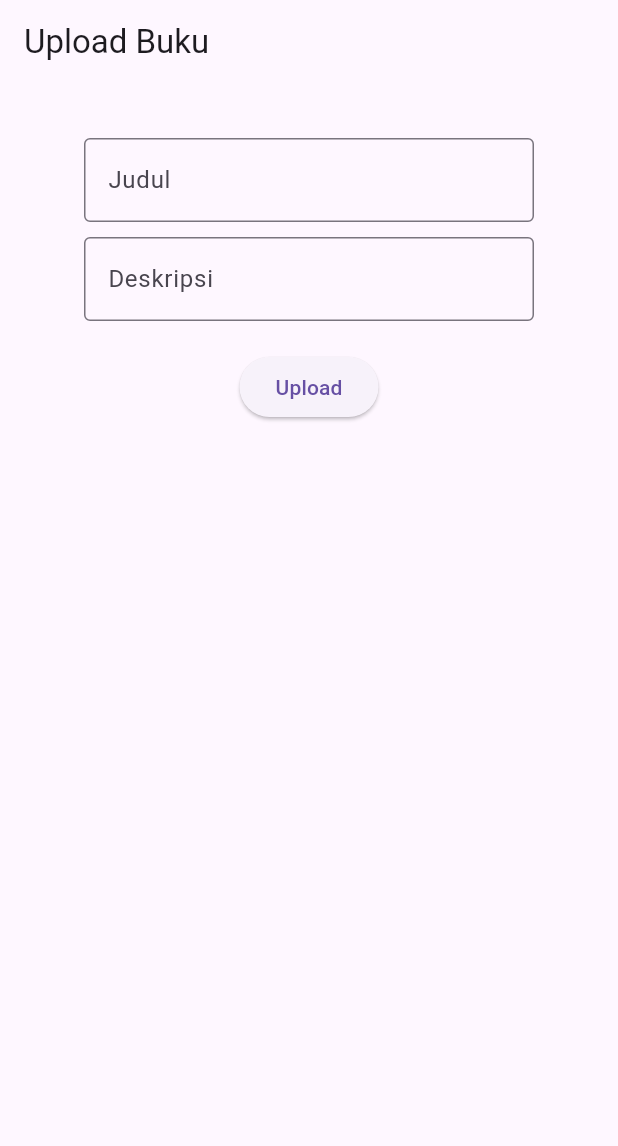
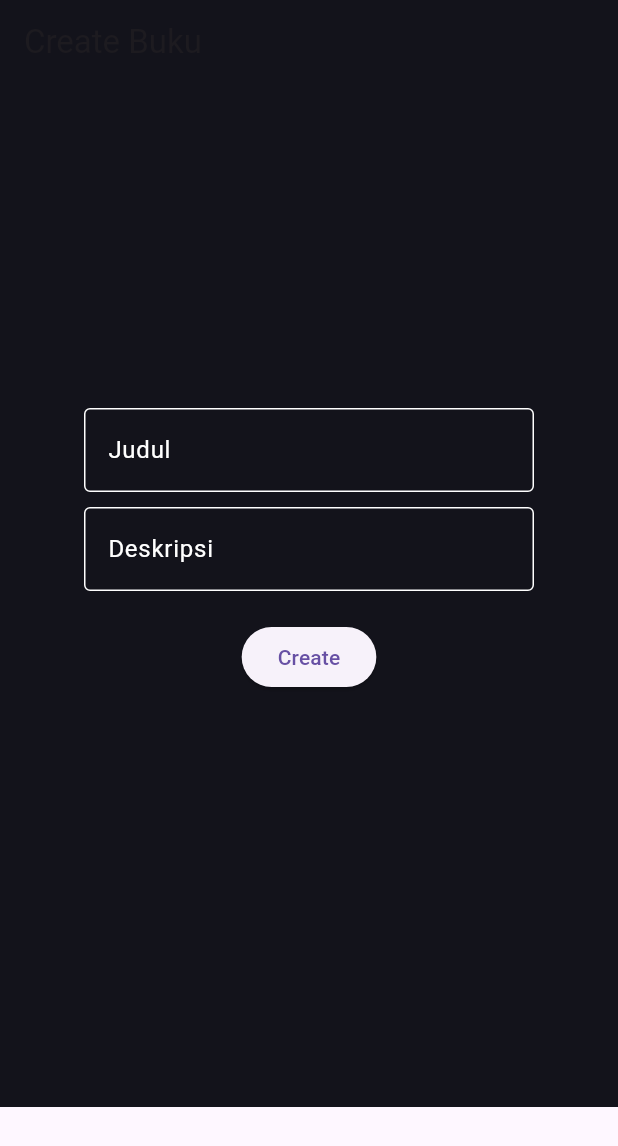
Before and after one commit to TheMelonnn/Modul5_Progressing, a Flutter app: the Mybook screen opened directly, on a phone screen of 412 x 824 dp. Shown: the top 1146 px of the screen. Run offline on Flutter 3.47's test engine with Material 3 defaults, Android fonts, the phone set to English and light mode, and no system bars; our stand-ins replace appwrite, firebase_auth, firebase_core, firebase_messaging, flutter_local_notifications, get and 3 more; accounts and stored records are empty; network calls fail.

Commit message:
DONEE BANGGGHGG

```diff
--- a/lib/presentation/pages/mybook/Mybook.dart
+++ b/lib/presentation/pages/mybook/Mybook.dart
@@ -1,4 +1,4 @@
-import 'dart:io';
+// ignore_for_file: use_build_context_synchronously
 
 import 'package:flutter/material.dart';
 import 'package:get/get.dart';
@@ -19,92 +19,63 @@ class Mybook extends GetView<DashboardController> {
   Widget build(BuildContext context) {
     return Scaffold(
       appBar: AppBar(
-        title: Text('Upload Buku'),
+        title: const Text('Create Buku'),
+        backgroundColor: const Color(0xff13131b),
       ),
       body: SingleChildScrollView(
         child: Container(
-          padding: EdgeInsets.all(16),
+          color: const Color(0xff13131b),
+          padding: const EdgeInsets.all(16),
           child: Column(
             mainAxisAlignment: MainAxisAlignment.center,
             crossAxisAlignment: CrossAxisAlignment.center,
             children: [
-              // Container(
-              //   width: 200,
-              //   height: 200,
-              //   decoration: BoxDecoration(
-              //     border: Border.all(width: 1, color: Colors.grey),
-              //     borderRadius: BorderRadius.circular(10),
-              //   ),
-              //   child: Obx(
-              //     () => controller.tempimagePath.value == ''
-              //         ? Center(
-              //             child: Text(
-              //               'Pilih gambar dari kamera/galeri',
-              //               style: TextStyle(
-              //                 fontSize: 20,
-              //                 color: Colors.grey,
-              //               ),
-              //             ),
-              //           )
-              //         : Image.file(File(controller.tempimagePath.value),
-              //             fit: BoxFit.cover),
-              //   ),
-              // ),
-              // SizedBox(height: 20),
-              // Row(
-              //   mainAxisAlignment: MainAxisAlignment.center,
-              //   children: [
-              //     ElevatedButton(
-              //       onPressed: () {
-              //         controller.getImageCamera2();
-              //       },
-              //       child: Text('Kamera'),
-              //     ),
-              //     SizedBox(width: 20),
-              //     ElevatedButton(
-              //       onPressed: () {
-              //         controller.getImageGallery2();
-              //       },
-              //       child: Text('Galeri'),
-              //     ),
-              //   ],
-              // ),
-              SizedBox(height: 20),
+              const SizedBox(height: 200),
               Container(
                 width: 300,
                 child: TextField(
                   controller: _judul,
-                  decoration: InputDecoration(
+                  decoration: const InputDecoration(
                     labelText: 'Judul',
-                    border: OutlineInputBorder(),
+                    labelStyle: TextStyle(color: Colors.white),
+                    border: OutlineInputBorder(
+                      borderSide: BorderSide(color: Colors.white),
+                    ),
+                    enabledBorder: OutlineInputBorder(
+                      borderSide: BorderSide(color: Colors.white),
+                    ),
                   ),
+                  style: const TextStyle(color: Colors.white),
                 ),
               ),
-              SizedBox(height: 10),
+              const SizedBox(height: 10),
               Container(
                 width: 300,
                 child: TextField(
                   controller: _deskripsi,
-                  decoration: InputDecoration(
+                  decoration: const InputDecoration(
                     labelText: 'Deskripsi',
-                    border: OutlineInputBorder(),
+                    labelStyle: TextStyle(color: Colors.white),
+                    border: OutlineInputBorder(
+                      borderSide: BorderSide(color: Colors.white),
+                    ),
+                    enabledBorder: OutlineInputBorder(
+                      borderSide: BorderSide(color: Colors.white),
+                    ),
                   ),
+                  style: const TextStyle(color: Colors.white),
                 ),
               ),
-              SizedBox(height: 20),
+              const SizedBox(height: 20),
               ElevatedButton(
                 onPressed: () async {
                   final title = _judul.text;
                   final description = _deskripsi.text;
 
                   if (title.isNotEmpty && description.isNotEmpty) {
-                    // controller.addBookWithInfo(
-                    //     title, description, controller.tempimagePath.value);
-
-                    // // Reset input fields
-                    // titleController.clear();
-                    // descriptionController.clear();
-                    // controller.tempimagePath.value = '';
+                    // Reset input fields
+                    titleController.clear();
+                    descriptionController.clear();
 
                     await _databasecontroller.createDocument({
                       'Judul_Buku': title,
@@ -113,23 +84,22 @@ class Mybook extends GetView<DashboardController> {
 
                     // Inform user that the book was uploaded
                     ScaffoldMessenger.of(context).showSnackBar(
-                      SnackBar(
+                      const SnackBar(
                           content:
                               Text('Buku berhasil diupload ke dalam daftar')),
                     );
                   } else {
                     ScaffoldMessenger.of(context).showSnackBar(
-                      SnackBar(
+                      const SnackBar(
                           content: Text(
                               'Silakan isi semua informasi terlebih dahulu')),
                     );
                   }
                 },
-                child: Text('Upload'),
+                child: const Text('Create'),
               ),
-              SizedBox(height: 20),
-              BookList(controller.bookInfos
-                  .toList()), // Menampilkan daftar buku yang telah diunggah di bawah tombol "Upload"
+              const SizedBox(height: 260),
+              BookList(controller.bookInfos.toList()),
             ],
           ),
         ),
```
Also changed, not shown: lib/presentation/controllers/client_controller.dart (+0 -12 lines), lib/presentation/controllers/database_controller.dart (+11 -9 lines), lib/presentation/pages/favorite/favorite.dart (+43 -18 lines), lib/presentation/pages/mybook/UpdateDatabase.dart (+40 -69 lines).
